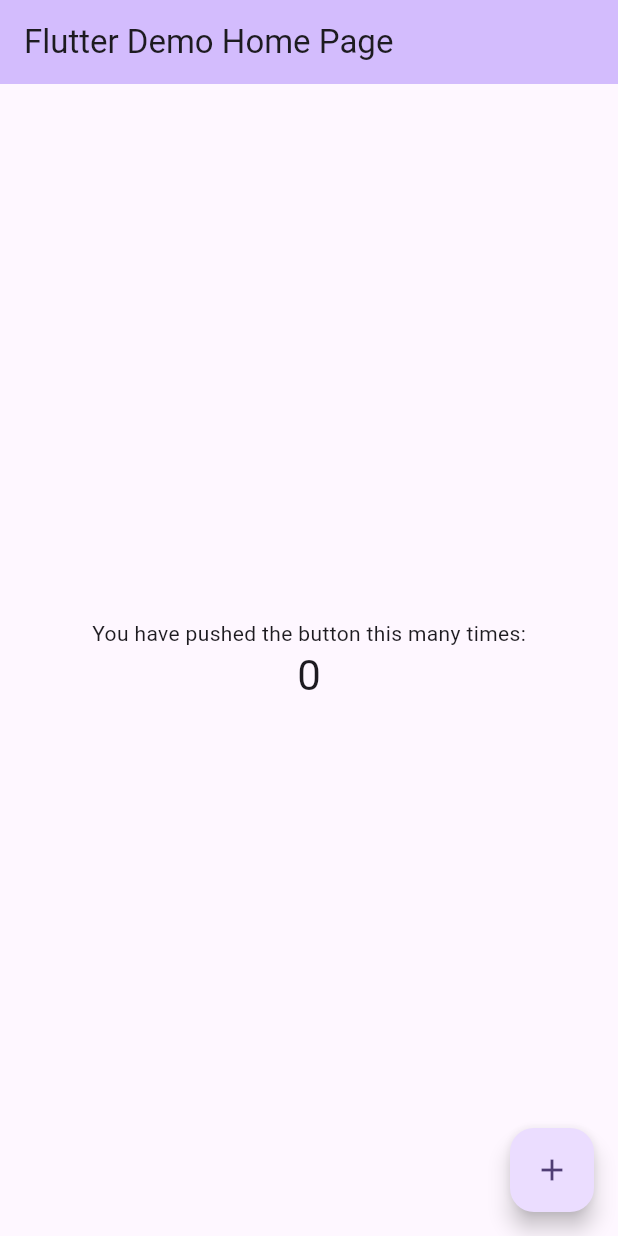
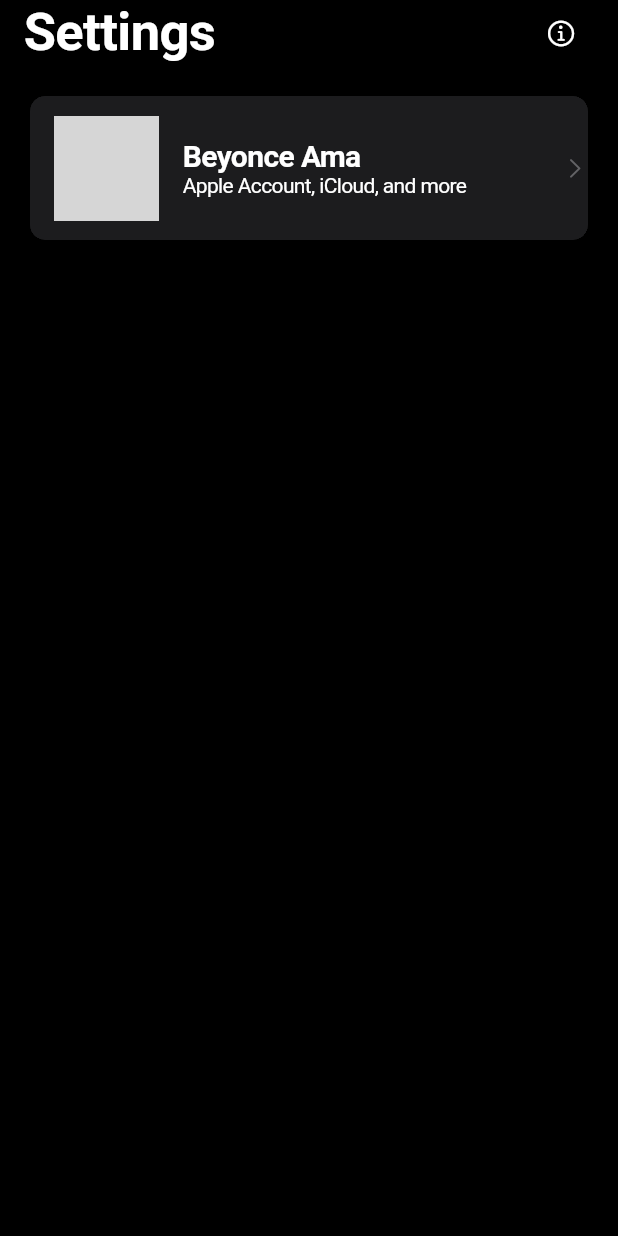
Before and after one commit to beyonce-ama/settingsdevops, a Flutter app: the screen it shows after launch, on a phone screen of 412 x 824 dp. Run offline on Flutter 3.47's test engine with Material 3 defaults, Android fonts, the phone set to English and light mode, and no system bars; grey boxes are pictures that could not be loaded.

Commit message:
editted by Rachelle Anne Macalino

```diff
--- a/lib/main.dart
+++ b/lib/main.dart
@@ -1,122 +1,95 @@
-import 'package:flutter/material.dart';
+import 'package:flutter/cupertino.dart';
 
 void main() {
-  runApp(const MyApp());
+  runApp(MyApp());
 }
 
 class MyApp extends StatelessWidget {
   const MyApp({super.key});
 
-  // This widget is the root of your application.
   @override
   Widget build(BuildContext context) {
-    return MaterialApp(
-      title: 'Flutter Demo',
-      theme: ThemeData(
-        // This is the theme of your application.
-        //
-        // TRY THIS: Try running your application with "flutter run". You'll see
-        // the application has a purple toolbar. Then, without quitting the app,
-        // try changing the seedColor in the colorScheme below to Colors.green
-        // and then invoke "hot reload" (save your changes or press the "hot
-        // reload" button in a Flutter-supported IDE, or press "r" if you used
-        // the command line to start the app).
-        //
-        // Notice that the counter didn't reset back to zero; the application
-        // state is not lost during the reload. To reset the state, use hot
-        // restart instead.
-        //
-        // This works for code too, not just values: Most code changes can be
-        // tested with just a hot reload.
-        colorScheme: ColorScheme.fromSeed(seedColor: Colors.deepPurple),
-      ),
-      home: const MyHomePage(title: 'Flutter Demo Home Page'),
+    return CupertinoApp(
+      theme: CupertinoThemeData(brightness: Brightness.dark),
+      title: 'Settings',
+      home: SettingsPage(),
+      debugShowCheckedModeBanner: false,
     );
   }
 }
 
-class MyHomePage extends StatefulWidget {
-  const MyHomePage({super.key, required this.title});
 
-  // This widget is the home page of your application. It is stateful, meaning
-  // that it has a State object (defined below) that contains fields that affect
-  // how it looks.
-
-  // This class is the configuration for the state. It holds the values (in this
-  // case the title) provided by the parent (in this case the App widget) and
-  // used by the build method of the State. Fields in a Widget subclass are
-  // always marked "final".
-
-  final String title;
+class SettingsPage extends StatefulWidget {
+  const SettingsPage({super.key});
 
   @override
-  State<MyHomePage> createState() => _MyHomePageState();
+  State<SettingsPage> createState() => _SettingsPageState();
 }
 
-class _MyHomePageState extends State<MyHomePage> {
-  int _counter = 0;
-
-  void _incrementCounter() {
-    setState(() {
-      // This call to setState tells the Flutter framework that something has
-      // changed in this State, which causes it to rerun the build method below
-      // so that the display can reflect the updated values. If we changed
-      // _counter without calling setState(), then the build method would not be
-      // called again, and so nothing would appear to happen.
-      _counter++;
-    });
-  }
-
+class _SettingsPageState extends State<SettingsPage> {
   @override
   Widget build(BuildContext context) {
-    // This method is rerun every time setState is called, for instance as done
-    // by the _incrementCounter method above.
-    //
-    // The Flutter framework has been optimized to make rerunning build methods
-    // fast, so that you can just rebuild anything that needs updating rather
-    // than having to individually change instances of widgets.
-    return Scaffold(
-      appBar: AppBar(
-        // TRY THIS: Try changing the color here to a specific color (to
-        // Colors.amber, perhaps?) and trigger a hot reload to see the AppBar
-        // change color while the other colors stay the same.
-        backgroundColor: Theme.of(context).colorScheme.inversePrimary,
-        // Here we take the value from the MyHomePage object that was created by
-        // the App.build method, and use it to set our appbar title.
-        title: Text(widget.title),
+    return CupertinoPageScaffold(
+      navigationBar: CupertinoNavigationBar(
+        leading: Text('Settings',
+        style: TextStyle(fontSize: 35, fontWeight: FontWeight.bold),),
+        trailing: CupertinoButton(
+          padding: EdgeInsets.zero,
+          child: Icon(CupertinoIcons.info_circle,
+            color: CupertinoColors.white,),
+          onPressed: () {
+
+          },
+        ),
       ),
-      body: Center(
-        // Center is a layout widget. It takes a single child and positions it
-        // in the middle of the parent.
-        child: Column(
-          // Column is also a layout widget. It takes a list of children and
-          // arranges them vertically. By default, it sizes itself to fit its
-          // children horizontally, and tries to be as tall as its parent.
-          //
-          // Column has various properties to control how it sizes itself and
-          // how it positions its children. Here we use mainAxisAlignment to
-          // center the children vertically; the main axis here is the vertical
-          // axis because Columns are vertical (the cross axis would be
-          // horizontal).
-          //
-          // TRY THIS: Invoke "debug painting" (choose the "Toggle Debug Paint"
-          // action in the IDE, or press "p" in the console), to see the
-          // wireframe for each widget.
-          mainAxisAlignment: MainAxisAlignment.center,
+      child: SafeArea(
+        child: ListView(
           children: <Widget>[
-            const Text('You have pushed the button this many times:'),
-            Text(
-              '$_counter',
-              style: Theme.of(context).textTheme.headlineMedium,
+               CupertinoListSection.insetGrouped(
+              children: <Widget>[
+                Padding(
+                  padding: const EdgeInsets.symmetric(vertical: 8.0),
+                  child: Row(
+                    children: [
+                      SizedBox(height: 80),
+                      SizedBox(width: 16),
+                      Container(
+                        width: 70,
+                        height: 70,
+                        decoration: BoxDecoration(
+                          shape: BoxShape.circle,
+                          image: DecorationImage(
+                            image: AssetImage('images/ama.jpg'),
+                            fit: BoxFit.cover,
+                          ),
+                        ),
+                      ),
+                      SizedBox(width: 16),
+                      Expanded(
+                        child: Column(
+                          crossAxisAlignment: CrossAxisAlignment.start,
+                          children: [
+                            Text(
+                              'Beyonce Ama',
+                              style: TextStyle(fontSize: 20, fontWeight: FontWeight.bold),
+                            ),
+                            Text(
+                              'Apple Account, iCloud, and more',
+                              style: TextStyle(fontSize: 14),
+                            ),
+                          ],
+                        ),
+                      ), SizedBox(width: 16),
+                      CupertinoListTileChevron(),
+                    ],
+                  ),
+                ),
+
+              ],
             ),
           ],
         ),
       ),
-      floatingActionButton: FloatingActionButton(
-        onPressed: _incrementCounter,
-        tooltip: 'Increment',
-        child: const Icon(Icons.add),
-      ), // This trailing comma makes auto-formatting nicer for build methods.
     );
   }
 }
```
